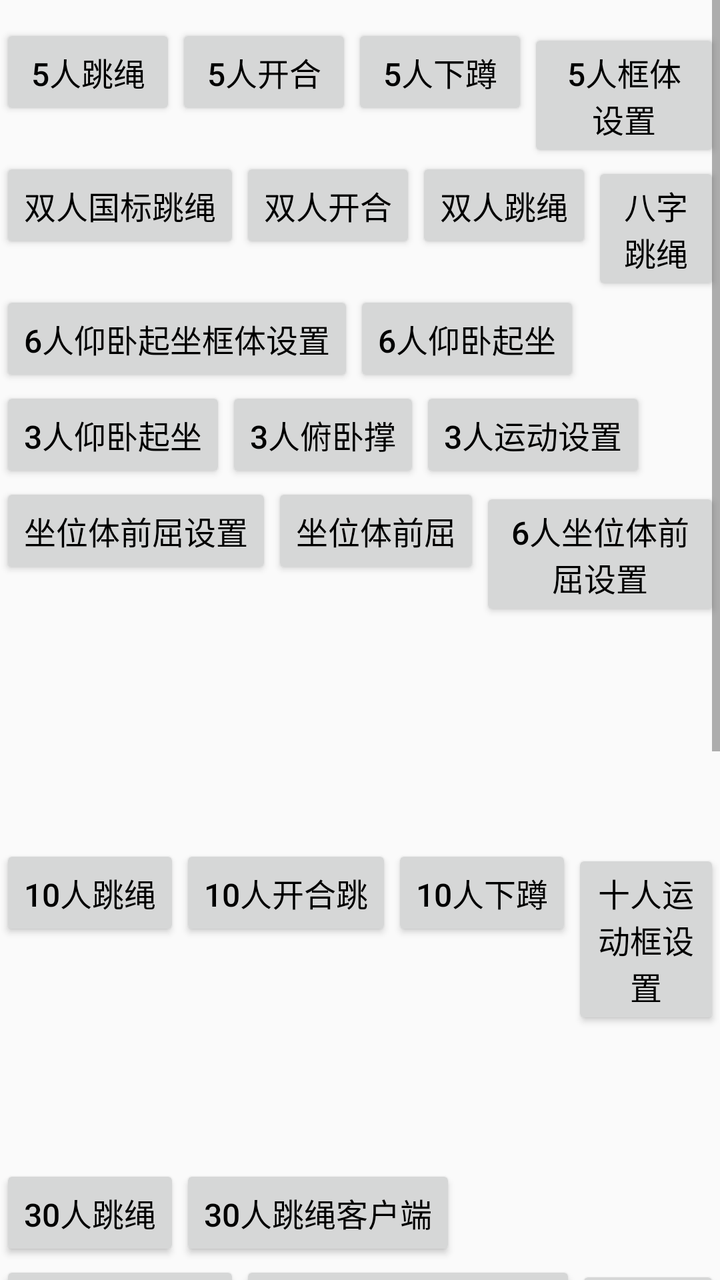
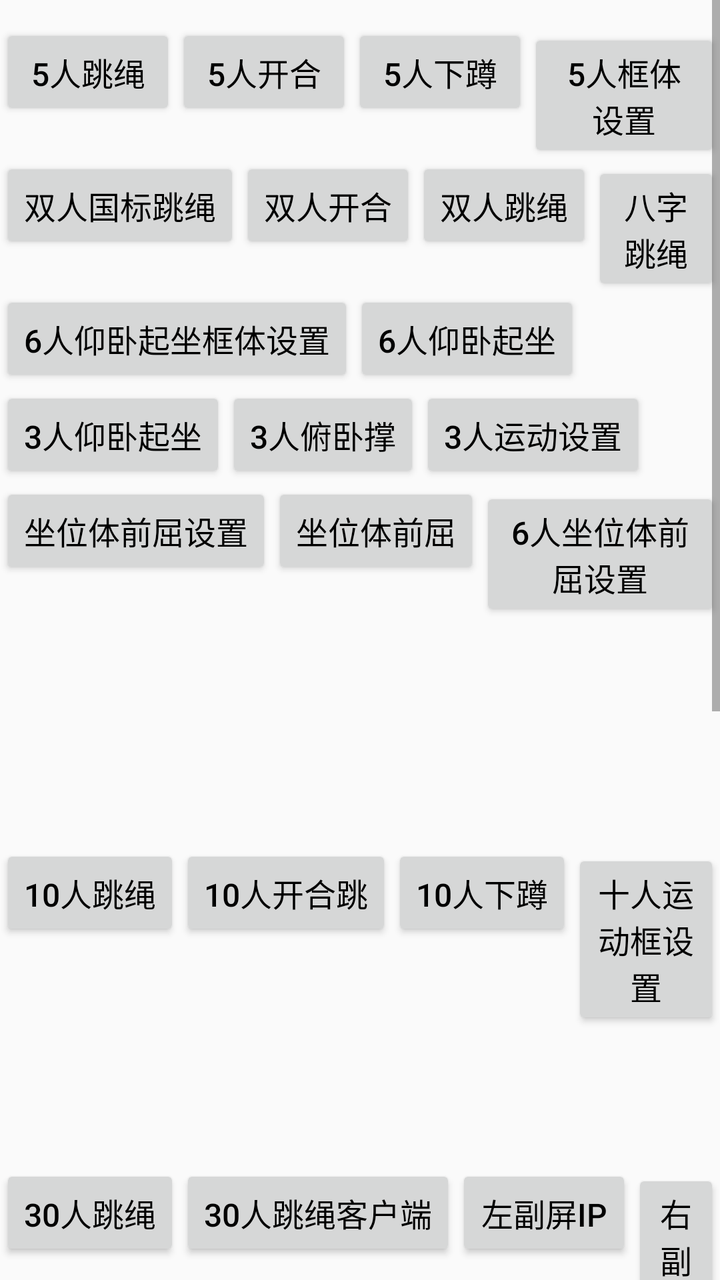

Two renders of the same Android screen: before a commit and after it. Below are the layout's source before the change and the commit's diff.
<!-- AndroidManifest.xml: application theme AppTheme -->
<!-- res/layout/ac_main.xml -->
<?xml version="1.0" encoding="utf-8"?>
<androidx.constraintlayout.widget.ConstraintLayout xmlns:android="http://schemas.android.com/apk/res/android"
    xmlns:app="http://schemas.android.com/apk/res-auto"
    android:layout_width="match_parent"
    android:layout_height="match_parent">

    <ScrollView
        android:layout_width="match_parent"
        android:layout_height="match_parent"
        android:layout_centerHorizontal="true"
        android:scrollbars="vertical">

        <LinearLayout
            android:layout_width="wrap_content"
            android:layout_height="wrap_content"
            android:layout_centerInParent="true"
            android:orientation="vertical"
            android:paddingTop="12dp"
            android:paddingBottom="12dp">

            <LinearLayout
                android:layout_width="wrap_content"
                android:layout_height="wrap_content"
                android:orientation="horizontal">

                <Button
                    android:id="@+id/bnt_0"
                    android:layout_width="wrap_content"
                    android:layout_height="wrap_content"
                    android:text="5人跳绳"
                    android:textColor="@color/color_black"
                    android:textSize="16sp" />

                <Button
                    android:id="@+id/bnt_3"
                    android:layout_width="wrap_content"
                    android:layout_height="wrap_content"
                    android:text="5人开合"
                    android:textColor="@color/color_black"
                    android:textSize="16sp" />

                <Button
                    android:id="@+id/bnt_4"
                    android:layout_width="wrap_content"
                    android:layout_height="wrap_content"
                    android:text="5人下蹲"
                    android:textColor="@color/color_black"
                    android:textSize="16sp" />
                <Button
                    android:id="@+id/bnt_5_region_set"
                    android:layout_width="wrap_content"
                    android:layout_height="wrap_content"
                    android:text="5人框体设置"
                    android:textColor="@color/color_black"
                    android:textSize="16sp" />

            </LinearLayout>

            <LinearLayout
                android:layout_width="match_parent"
                android:layout_height="wrap_content"
                android:contentDescription="双人运动">

                <Button
                    android:id="@+id/btn_skip_gb"
                    android:layout_width="wrap_content"
                    android:layout_height="wrap_content"
                    android:text="双人国标跳绳"
                    android:textColor="@color/color_black"
                    android:textSize="16sp" />
                <Button
                    android:id="@+id/btn_double_open_close"
                    android:layout_width="wrap_content"
                    android:layout_height="wrap_content"
                    android:text="双人开合"
                    android:textColor="@color/color_black"
                    android:textSize="16sp" />

                <Button
                    android:id="@+id/btn_skip"
                    android:layout_width="wrap_content"
                    android:layout_height="wrap_content"
                    android:text="双人跳绳"
                    android:textColor="@color/color_black"
                    android:textSize="16sp" />

                <Button
                    android:id="@+id/btn_skip_eight"
                    android:layout_width="wrap_content"
                    android:layout_height="wrap_content"
                    android:text="八字跳绳"
                    android:textColor="@color/color_black"
                    android:textSize="16sp" />
            </LinearLayout>

            <LinearLayout
                android:layout_width="match_parent"
                android:layout_height="wrap_content"
                android:contentDescription="双人运动">
                <Button
                    android:id="@+id/btn_six_ywqz_set"
                    android:layout_width="wrap_content"
                    android:layout_height="wrap_content"
                    android:text="6人仰卧起坐框体设置"
                    android:textColor="@color/color_black"
                    android:textSize="16sp" />
                <Button
                    android:id="@+id/btn_six_ywqz"
                    android:layout_width="wrap_content"
                    android:layout_height="wrap_content"
                    android:text="6人仰卧起坐"
                    android:textColor="@color/color_black"
                    android:textSize="16sp" />
            </LinearLayout>

            <LinearLayout
                android:layout_width="wrap_content"
                android:layout_height="wrap_content">

                <Button
                    android:id="@+id/bnt_8"
                    android:layout_width="wrap_content"
                    android:layout_height="wrap_content"
                    android:text="3人仰卧起坐"
                    android:textColor="@color/color_black"
                    android:textSize="16sp" />

                <Button
                    android:id="@+id/bnt_9"
                    android:layout_width="wrap_content"
                    android:layout_height="wrap_content"
                    android:text="3人俯卧撑"
                    android:textColor="@color/color_black"
                    android:textSize="16sp" />

                <Button
                    android:id="@+id/btn_three_set"
                    android:layout_width="wrap_content"
                    android:layout_height="wrap_content"
                    android:text="3人运动设置"
                    android:textColor="@color/color_black"
                    android:textSize="16sp" />

            </LinearLayout>

            <LinearLayout
                android:layout_width="wrap_content"
                android:layout_height="wrap_content"
                android:orientation="horizontal">


                <Button
                    android:id="@+id/bnt_10"
                    android:layout_width="wrap_content"
                    android:layout_height="wrap_content"
                    android:text="坐位体前屈设置"
                    android:textColor="@color/color_black"
                    android:textSize="16sp" />

                <Button
                    android:id="@+id/bnt_zw"
                    android:layout_width="wrap_content"
                    android:layout_height="wrap_content"
                    android:text="坐位体前屈"
                    android:textColor="@color/color_black"
                    android:textSize="16sp" />

                <Button
                    android:id="@+id/btn_forward_6_set"
                    android:layout_width="wrap_content"
                    android:layout_height="wrap_content"
                    android:text="6人坐位体前屈设置"
                    android:textColor="@color/color_black"
                    android:textSize="16sp" />

                <Button
                    android:id="@+id/btn_forward_6"
                    android:layout_width="wrap_content"
                    android:layout_height="wrap_content"
                    android:text="6人坐位体前屈"
                    android:textColor="@color/color_black"
                    android:textSize="16sp" />

            </LinearLayout>

            <LinearLayout
                android:layout_width="wrap_content"
                android:layout_height="wrap_content"
                android:orientation="horizontal">

                <Button
                    android:id="@+id/bnt_11"
                    android:layout_width="wrap_content"
                    android:layout_height="wrap_content"
                    android:text="10人跳绳"
                    android:textColor="@color/color_black"
                    android:textSize="16sp" />

                <Button
                    android:id="@+id/btn_ten_open_close"
                    android:layout_width="wrap_content"
                    android:layout_height="wrap_content"
                    android:text="10人开合跳"
                    android:textColor="@color/color_black"
                    android:textSize="16sp" />

                <Button
                    android:id="@+id/btn_ten_squat"
                    android:layout_width="wrap_content"
                    android:layout_height="wrap_content"
                    android:text="10人下蹲"
                    android:textColor="@color/color_black"
                    android:textSize="16sp" />

                <Button
                    android:id="@+id/btn_10_region_set"
                    android:layout_width="wrap_content"
                    android:layout_height="wrap_content"
                    android:text="十人运动框设置"
                    android:textColor="@color/color_black"
                    android:textSize="16sp" />

                <Button
                    android:id="@+id/btn_ipc_set"
                    android:layout_width="wrap_content"
                    android:layout_height="wrap_content"
                    android:text="IPC设置"
                    android:textColor="@color/color_black"
                    android:textSize="16sp" />

                <Button
                    android:id="@+id/btn_ten_face"
                    android:layout_width="wrap_content"
                    android:layout_height="wrap_content"
                    android:text="十人人脸识别"
                    android:textColor="@color/color_black"
                    android:textSize="16sp" />
            </LinearLayout>

            <LinearLayout
                android:layout_width="wrap_content"
                android:layout_height="wrap_content"
                android:orientation="horizontal">
                <Button
                    android:id="@+id/btn_thirty_skip"
                    android:layout_width="wrap_content"
                    android:layout_height="wrap_content"
                    android:text="30人跳绳"
                    android:textColor="@color/color_black"
                    android:textSize="16sp" />

                <Button
                    android:id="@+id/btn_et_ten_skip"
                    android:layout_width="wrap_content"
                    android:layout_height="wrap_content"
                    android:text="30人跳绳客户端"
                    android:textColor="@color/color_black"
                    android:textSize="16sp" />
            </LinearLayout>

            <LinearLayout
                android:layout_width="wrap_content"
                android:layout_height="wrap_content">

                <Button
                    android:id="@+id/btn_face_test"
                    android:layout_width="wrap_content"
                    android:layout_height="wrap_content"
                    android:text="人脸识别测试"
                    android:textColor="@color/color_black"
                    android:textSize="16sp" />

                <Button
                    android:id="@+id/btn_face_test2"
                    android:layout_width="wrap_content"
                    android:layout_height="wrap_content"
                    android:text="人脸识别测试无骨骼"
                    android:textColor="@color/color_black"
                    android:textSize="16sp" />

                <Button
                    android:id="@+id/btn_double_face"
                    android:layout_width="wrap_content"
                    android:layout_height="wrap_content"
                    android:text="双人人脸识别测试"
                    android:textColor="@color/color_black"
                    android:textSize="16sp" />

                <Button
                    android:id="@+id/btn_pic_identify"
                    android:layout_width="wrap_content"
                    android:layout_height="wrap_content"
                    android:text="图片人脸识别"
                    android:textColor="@color/color_black"
                    android:textSize="16sp" />
                <Button
                    android:id="@+id/btn_processor_identify"
                    android:layout_width="wrap_content"
                    android:layout_height="wrap_content"
                    android:text="人脸识别processor"
                    android:textColor="@color/color_black"
                    android:textSize="16sp" />

            </LinearLayout>

            <LinearLayout
                android:layout_width="wrap_content"
                android:layout_height="wrap_content">

                <Button
                    android:id="@+id/btn_nfc_test"
                    android:layout_width="wrap_content"
                    android:layout_height="wrap_content"
                    android:text="NFC读卡测试"
                    android:textColor="@color/color_black"
                    android:textSize="16sp" />
            </LinearLayout>

            <LinearLayout
                android:layout_width="wrap_content"
                android:layout_height="wrap_content">

                <Button
                    android:id="@+id/btn_body_test"
                    android:layout_width="wrap_content"
                    android:layout_height="wrap_content"
                    android:text="框体测试"
                    android:textColor="@color/color_black"
                    android:textSize="16sp" />
                <Button
                    android:id="@+id/btn_frame_animation_test"
                    android:layout_width="wrap_content"
                    android:layout_height="wrap_content"
                    android:text="多序列帧动画"
                    android:textColor="@color/color_black"
                    android:textSize="16sp" />
                <Button
                    android:id="@+id/btn_gesture"
                    android:layout_width="wrap_content"
                    android:layout_height="wrap_content"
                    android:text="手势识别"
                    android:textColor="@color/color_black"
                    android:textSize="16sp" />
            </LinearLayout>

            
            <LinearLayout
                android:layout_width="wrap_content"
                android:layout_height="wrap_content">

                <Button
                    android:id="@+id/btn_bmi_setting"
                    android:layout_width="wrap_content"
                    android:layout_height="wrap_content"
                    android:text="BMI设置"
                    android:textColor="@color/color_black"
                    android:textSize="16sp" />

                <Button
                    android:id="@+id/btn_bmi_sport"
                    android:layout_width="wrap_content"
                    android:layout_height="wrap_content"
                    android:text="BMI运动"
                    android:textColor="@color/color_black"
                    android:textSize="16sp" />

                <Button
                    android:id="@+id/btn_lung_setting"
                    android:layout_width="wrap_content"
                    android:layout_height="wrap_content"
                    android:text="肺活量设置"
                    android:textColor="@color/color_black"
                    android:textSize="16sp" />

                <Button
                    android:id="@+id/btn_lung_sport"
                    android:layout_width="wrap_content"
                    android:layout_height="wrap_content"
                    android:text="肺活量运动"
                    android:textColor="@color/color_black"
                    android:textSize="16sp" />
            </LinearLayout>

        </LinearLayout>

    </ScrollView>

    <TextView
        android:id="@+id/tv_org_id"
        android:layout_width="wrap_content"
        android:layout_height="wrap_content"
        android:layout_marginEnd="@dimen/dp_60"
        android:layout_marginBottom="@dimen/dp_60"
        app:layout_constraintBottom_toBottomOf="parent"
        app:layout_constraintEnd_toEndOf="parent" />
</androidx.constraintlayout.widget.ConstraintLayout>
<!-- resources referenced by this layout -->
<resources>
  <color name="color_black">#000000</color>
  <dimen name="dp_60">60dp</dimen>
  <style name="AppTheme" parent="Theme.AppCompat.DayNight.NoActionBar">
          <item name="colorPrimary">#00FFFF</item>
          <item name="colorPrimaryDark">#FFFFFF</item>
          <item name="colorAccent">#FFFF00</item>
          <item name="android:windowActionBar">false</item>
          <item name="android:windowNoTitle">true</item>
          <item name="android:windowContentTransitions">true</item>
          <item name="android:statusBarColor">@android:color/transparent</item>
          <item name="android:windowFullscreen">true</item>
          <item name="android:windowTranslucentNavigation">true</item>
          <item name="android:windowTranslucentStatus">true</item>
          <item name="android:windowDisablePreview">true</item>
      </style>
</resources>

<!-- the commit's change to res/layout/ac_main.xml (unified diff, before → after) -->
@@ -254,6 +254,22 @@
                     android:layout_width="wrap_content"
                     android:layout_height="wrap_content"
                     android:text="30人跳绳客户端"
+                    android:textColor="@color/color_black"
+                    android:textSize="16sp" />
+
+                <Button
+                    android:id="@+id/btn_left_screen_ip"
+                    android:layout_width="wrap_content"
+                    android:layout_height="wrap_content"
+                    android:text="左副屏IP"
+                    android:textColor="@color/color_black"
+                    android:textSize="16sp" />
+
+                <Button
+                    android:id="@+id/btn_right_screen_ip"
+                    android:layout_width="wrap_content"
+                    android:layout_height="wrap_content"
+                    android:text="右副屏IP"
                     android:textColor="@color/color_black"
                     android:textSize="16sp" />
             </LinearLayout>
